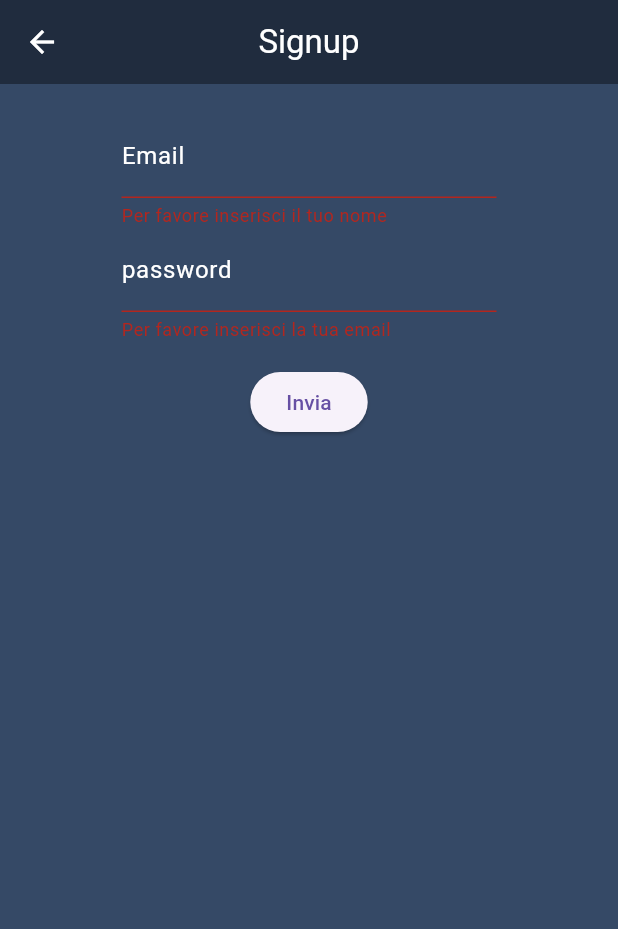
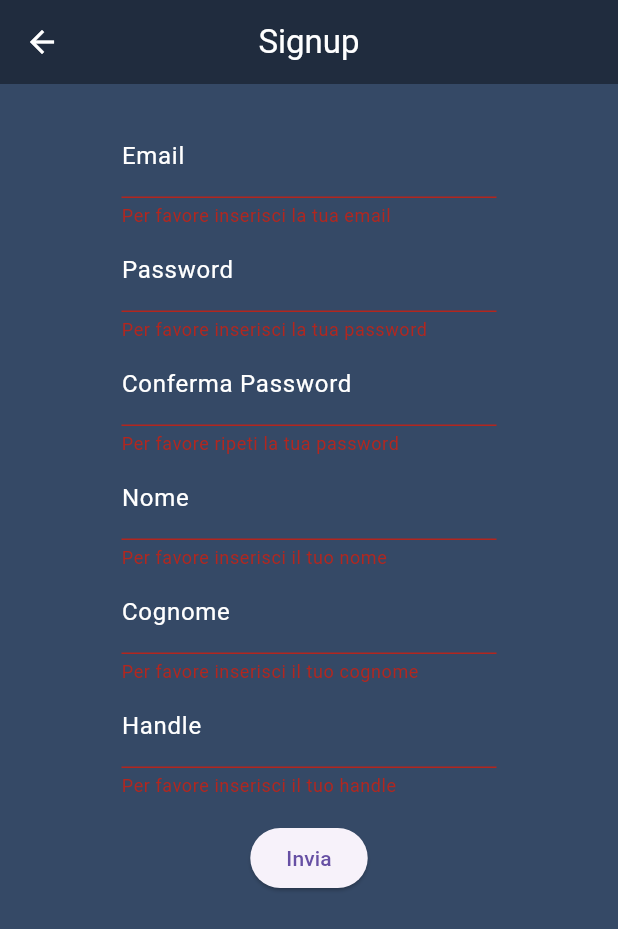
Before and after one commit to BPUP-Suite/Messanger, a Flutter app: the Signup screen opened directly, after a tap on "Invia", on a phone screen of 412 x 824 dp. Shown: the top 929 px of the screen. Run offline on Flutter 3.47's test engine with Material 3 defaults, Android fonts, the phone set to English and light mode, and no system bars; our stand-ins replace flutter_speed_dial; network calls fail.

Commit message:
updates: - form migliorato nelle pagine dove serve - testato e ho capisciuto come funzionano i campi nel form - signup aggiornato con i campi necessari -

```diff
--- a/lib/faces/chatList.dart
+++ b/lib/faces/chatList.dart
@@ -109,6 +109,7 @@ class ChatList extends StatelessWidget {
                 "Nome Cognome",
                 style: TextStyle(
                   color: Colors.white,
+                  fontSize: 20
                 ),
               ),
             ),
--- a/lib/faces/start/Login/loginPassword.dart
+++ b/lib/faces/start/Login/loginPassword.dart
@@ -1,4 +1,5 @@
 import 'package:flutter/material.dart';
+import 'package:messanger_bpup/faces/chatList.dart';
 
 class LoginPassword extends StatelessWidget {
   const LoginPassword({super.key});
@@ -30,9 +31,12 @@ class LoginPassword extends StatelessWidget {
   }
 }
 
+
+
 class LoginPasswordForm extends StatelessWidget {
   final _formKey = GlobalKey<FormState>();
 
+  final Password = "miao1234";
   @override
   Widget build(BuildContext context) {
     return Form(
@@ -43,8 +47,11 @@ class LoginPasswordForm extends StatelessWidget {
           children: <Widget>[
             TextFormField(
               cursorColor: Colors.white,
-              style: TextStyle(color: Colors.white),
+              style: TextStyle(
+                  color: Colors.white,
+              ),
               decoration: InputDecoration(
+
                 labelText: 'Password',
 
                 labelStyle: TextStyle(color: Colors.white),
@@ -59,7 +66,10 @@ class LoginPasswordForm extends StatelessWidget {
 
               validator: (value) {
                 if (value == null || value.isEmpty) {
-                  return 'Per favore inserisci il tuo nome';
+                  return 'Per favore inserisci la tua password';
+                }
+                if (value != Password) {
+                  return 'Password errata';
                 }
                 return null;
               },
@@ -69,8 +79,14 @@ class LoginPasswordForm extends StatelessWidget {
               child: ElevatedButton(
                 onPressed: () {
                   if (_formKey.currentState!.validate()) {
-                    ScaffoldMessenger.of(context).showSnackBar(
-                      SnackBar(content: Text('Form valido!')),
+                    // ScaffoldMessenger.of(context).showSnackBar(
+                    //   SnackBar(content: Text('Form valido!')),
+                    // );
+                    Navigator.push(
+                      context,
+                      MaterialPageRoute(
+                        builder: (context) => ChatList(),
+                      ),
                     );
                   }
                 },
--- a/lib/faces/start/Signup/signup.dart
+++ b/lib/faces/start/Signup/signup.dart
@@ -59,7 +59,7 @@ class SignupForm extends StatelessWidget {
 
               validator: (value) {
                 if (value == null || value.isEmpty) {
-                  return 'Per favore inserisci il tuo nome';
+                  return 'Per favore inserisci la tua email';
                 }
                 return null;
               },
@@ -68,7 +68,7 @@ class SignupForm extends StatelessWidget {
               cursorColor: Colors.white,
               style: TextStyle(color: Colors.white),
               decoration: InputDecoration(
-                labelText: 'password',
+                labelText: 'Password',
 
                 labelStyle: TextStyle(color: Colors.white),
                 enabledBorder: UnderlineInputBorder(
@@ -80,7 +80,91 @@ class SignupForm extends StatelessWidget {
               ),
               validator: (value) {
                 if (value == null || value.isEmpty) {
-                  return 'Per favore inserisci la tua email';
+                  return 'Per favore inserisci la tua password';
+                }
+                return null;
+              },
+            ),
+            TextFormField(
+              cursorColor: Colors.white,
+              style: TextStyle(color: Colors.white),
+              decoration: InputDecoration(
+                labelText: 'Conferma Password',
+
+                labelStyle: TextStyle(color: Colors.white),
+                enabledBorder: UnderlineInputBorder(
+                  borderSide: BorderSide(color: Colors.white),
+                ),
+                focusedBorder: UnderlineInputBorder(
+                  borderSide: BorderSide(color: Colors.white),
+                ),
+              ),
+              validator: (value) {
+                if (value == null || value.isEmpty) {
+                  return 'Per favore ripeti la tua password';
+                }
+                return null;
+              },
+            ),
+            TextFormField(
+              cursorColor: Colors.white,
+              style: TextStyle(color: Colors.white),
+              decoration: InputDecoration(
+                labelText: 'Nome',
+
+                labelStyle: TextStyle(color: Colors.white),
+                enabledBorder: UnderlineInputBorder(
+                  borderSide: BorderSide(color: Colors.white),
+                ),
+                focusedBorder: UnderlineInputBorder(
+                  borderSide: BorderSide(color: Colors.white),
+                ),
+              ),
+              validator: (value) {
+                if (value == null || value.isEmpty) {
+                  return 'Per favore inserisci il tuo nome';
+                }
+                return null;
+              },
+            ),
+            TextFormField(
+              cursorColor: Colors.white,
+              style: TextStyle(color: Colors.white),
+              decoration: InputDecoration(
+                labelText: 'Cognome',
+
+                labelStyle: TextStyle(color: Colors.white),
+                enabledBorder: UnderlineInputBorder(
+                  borderSide: BorderSide(color: Colors.white),
+                ),
+                focusedBorder: UnderlineInputBorder(
+                  borderSide: BorderSide(color: Colors.white),
+                ),
+              ),
+              validator: (value) {
+                if (value == null || value.isEmpty) {
+                  return 'Per favore inserisci il tuo cognome';
+                }
+                return null;
+              },
+            ),
+            TextFormField(
+              cursorColor: Colors.white,
+              style: TextStyle(color: Colors.white),
+              decoration: InputDecoration(
+                labelText: 'Handle',
+
+                labelStyle: TextStyle(color: Colors.white),
+                enabledBorder: UnderlineInputBorder(
+                  borderSide: BorderSide(color: Colors.white),
+                ),
+                focusedBorder: UnderlineInputBorder(
+                  borderSide: BorderSide(color: Colors.white),
+                ),
+              ),
+              validator: (value) {
+                if (value == null || value.isEmpty) {
+                  return 'Per favore inserisci il tuo handle';
                 }
                 return null;
               },
```
Also changed, not shown: lib/faces/chats/chat.dart (+31 -28 lines), lib/faces/start/Login/loginEmailCode.dart (+12 -3 lines), lib/faces/start/emailCheck.dart (+12 -3 lines).
